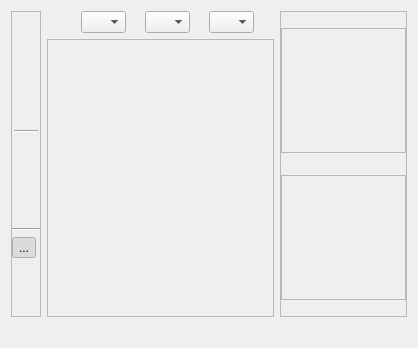
Old version of the form src/terralib/qt/widgets/rp/ui/RasterNavigatorWidgetForm.ui in the repository claudiobogossian/terralib5.
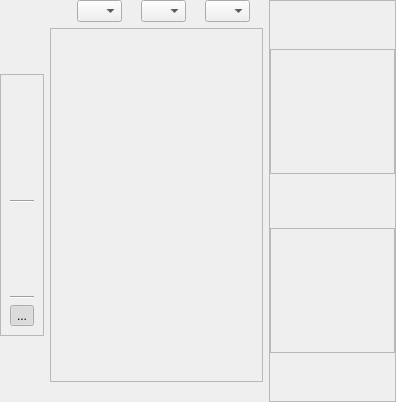
New version of the form.

Commit message: tie point enhancements

Diff of the .ui file:
```diff
--- a/src/terralib/qt/widgets/rp/ui/RasterNavigatorWidgetForm.ui
+++ b/src/terralib/qt/widgets/rp/ui/RasterNavigatorWidgetForm.ui
@@ -6,224 +6,22 @@
    <rect>
     <x>0</x>
     <y>0</y>
-    <width>418</width>
-    <height>348</height>
+    <width>396</width>
+    <height>402</height>
    </rect>
   </property>
   <property name="windowTitle">
    <string>Raster Navigator</string>
   </property>
-  <layout class="QGridLayout" name="gridLayout_13">
+  <layout class="QGridLayout" name="gridLayout_12">
+   <property name="margin">
+    <number>0</number>
+   </property>
    <item row="0" column="0">
-    <layout class="QGridLayout" name="gridLayout_12">
+    <layout class="QGridLayout" name="gridLayout_10">
      <item row="0" column="0">
-      <widget class="QFrame" name="m_toolsFrame">
-       <property name="sizePolicy">
-        <sizepolicy hsizetype="Fixed" vsizetype="Preferred">
-         <horstretch>0</horstretch>
-         <verstretch>0</verstretch>
-        </sizepolicy>
-       </property>
-       <property name="frameShape">
-        <enum>QFrame::StyledPanel</enum>
-       </property>
-       <property name="frameShadow">
-        <enum>QFrame::Raised</enum>
-       </property>
-       <layout class="QGridLayout" name="gridLayout_3">
-        <property name="margin">
-         <number>0</number>
-        </property>
-        <item row="0" column="0">
-         <layout class="QGridLayout" name="gridLayout_2">
-          <item row="3" column="0">
-           <widget class="QToolButton" name="m_extraDisplaysToolButton">
-            <property name="toolTip">
-             <string>Show Auxiliary Displays</string>
-            </property>
-            <property name="text">
-             <string>...</string>
-            </property>
-            <property name="checkable">
-             <bool>true</bool>
-            </property>
-            <property name="checked">
-             <bool>true</bool>
-            </property>
-            <property name="autoRaise">
-             <bool>true</bool>
-            </property>
-           </widget>
-          </item>
-          <item row="0" column="0">
-           <layout class="QGridLayout" name="gridLayout">
-            <property name="margin">
-             <number>2</number>
-            </property>
-            <item row="3" column="0">
-             <widget class="QToolButton" name="m_panActionToolButtontoolButton">
-              <property name="toolTip">
-               <string>Pan</string>
-              </property>
-              <property name="text">
-               <string/>
-              </property>
-              <property name="checkable">
-               <bool>true</bool>
-              </property>
-              <property name="autoExclusive">
-               <bool>true</bool>
-              </property>
-              <property name="autoRaise">
-               <bool>true</bool>
-              </property>
-             </widget>
-            </item>
-            <item row="5" column="0">
-             <widget class="QToolButton" name="m_pointActionToolButtontoolButton">
-              <property name="toolTip">
-               <string>Point Picker</string>
-              </property>
-              <property name="text">
-               <string/>
-              </property>
-              <property name="checkable">
-               <bool>true</bool>
-              </property>
-              <property name="autoExclusive">
-               <bool>true</bool>
-              </property>
-              <property name="autoRaise">
-               <bool>true</bool>
-              </property>
-             </widget>
-            </item>
-            <item row="6" column="0">
-             <widget class="QToolButton" name="m_geomActionToolButtontoolButton">
-              <property name="toolTip">
-               <string>Draw Polygon</string>
-              </property>
-              <property name="text">
-               <string/>
-              </property>
-              <property name="checkable">
-               <bool>true</bool>
-              </property>
-              <property name="autoExclusive">
-               <bool>true</bool>
-              </property>
-              <property name="autoRaise">
-               <bool>true</bool>
-              </property>
-             </widget>
-            </item>
-            <item row="4" column="0">
-             <widget class="Line" name="m_toolLine">
-              <property name="orientation">
-               <enum>Qt::Horizontal</enum>
-              </property>
-             </widget>
-            </item>
-            <item row="2" column="0">
-             <widget class="QToolButton" name="m_zoomOutActionToolButtontoolButton">
-              <property name="toolTip">
-               <string>Zoom Out</string>
-              </property>
-              <property name="text">
-               <string/>
-              </property>
-              <property name="checkable">
-               <bool>true</bool>
-              </property>
-              <property name="autoExclusive">
-               <bool>true</bool>
-              </property>
-              <property name="autoRaise">
-               <bool>true</bool>
-              </property>
-             </widget>
-            </item>
-            <item row="0" column="0">
-             <widget class="QToolButton" name="m_recomposeActionToolButton">
-              <property name="toolTip">
-               <string>Recompose</string>
-              </property>
-              <property name="text">
-               <string/>
-              </property>
-              <property name="autoRaise">
-               <bool>true</bool>
-              </property>
-             </widget>
-            </item>
-            <item row="1" column="0">
-             <widget class="QToolButton" name="m_zoomInActionToolButtontoolButton">
-              <property name="toolTip">
-               <string>Zoom In</string>
-              </property>
-              <property name="text">
-               <string/>
-              </property>
-              <property name="checkable">
-               <bool>true</bool>
-              </property>
-              <property name="autoExclusive">
-               <bool>true</bool>
-              </property>
-              <property name="autoRaise">
-               <bool>true</bool>
-              </property>
-             </widget>
-            </item>
-           </layout>
-          </item>
-          <item row="1" column="0">
-           <widget class="QToolButton" name="m_readPixelActionToolButton">
-            <property name="toolTip">
-             <string>Read Pixel</string>
-            </property>
-            <property name="text">
-             <string/>
-            </property>
-            <property name="checkable">
-             <bool>true</bool>
-            </property>
-            <property name="autoExclusive">
-             <bool>true</bool>
-            </property>
-            <property name="autoRaise">
-             <bool>true</bool>
-            </property>
-           </widget>
-          </item>
-          <item row="5" column="0">
-           <spacer name="verticalSpacer">
-            <property name="orientation">
-             <enum>Qt::Vertical</enum>
-            </property>
-            <property name="sizeHint" stdset="0">
-             <size>
-              <width>28</width>
-              <height>13</height>
-             </size>
-            </property>
-           </spacer>
-          </item>
-          <item row="2" column="0">
-           <widget class="Line" name="m_extraLine">
-            <property name="orientation">
-             <enum>Qt::Horizontal</enum>
-            </property>
-           </widget>
-          </item>
-         </layout>
-        </item>
-       </layout>
-      </widget>
-     </item>
-     <item row="0" column="1">
-      <layout class="QGridLayout" name="gridLayout_10">
-       <item row="0" column="0">
+      <layout class="QGridLayout" name="gridLayout_3">
+       <item row="0" column="1">
         <layout class="QGridLayout" name="gridLayout_9">
          <item row="0" column="0">
           <spacer name="horizontalSpacer">
@@ -327,6 +125,214 @@
         </layout>
        </item>
        <item row="1" column="0">
+        <layout class="QGridLayout" name="gridLayout_2">
+         <item row="0" column="0">
+          <spacer name="verticalSpacer">
+           <property name="orientation">
+            <enum>Qt::Vertical</enum>
+           </property>
+           <property name="sizeHint" stdset="0">
+            <size>
+             <width>20</width>
+             <height>40</height>
+            </size>
+           </property>
+          </spacer>
+         </item>
+         <item row="1" column="0">
+          <widget class="QFrame" name="m_toolsFrame">
+           <property name="sizePolicy">
+            <sizepolicy hsizetype="Fixed" vsizetype="Preferred">
+             <horstretch>0</horstretch>
+             <verstretch>0</verstretch>
+            </sizepolicy>
+           </property>
+           <property name="frameShape">
+            <enum>QFrame::StyledPanel</enum>
+           </property>
+           <property name="frameShadow">
+            <enum>QFrame::Raised</enum>
+           </property>
+           <layout class="QGridLayout" name="gridLayout">
+            <item row="0" column="0">
+             <widget class="QToolButton" name="m_recomposeActionToolButton">
+              <property name="toolTip">
+               <string>Recompose</string>
+              </property>
+              <property name="text">
+               <string/>
+              </property>
+              <property name="autoRaise">
+               <bool>true</bool>
+              </property>
+             </widget>
+            </item>
+            <item row="1" column="0">
+             <widget class="QToolButton" name="m_zoomInActionToolButtontoolButton">
+              <property name="toolTip">
+               <string>Zoom In</string>
+              </property>
+              <property name="text">
+               <string/>
+              </property>
+              <property name="checkable">
+               <bool>true</bool>
+              </property>
+              <property name="autoExclusive">
+               <bool>true</bool>
+              </property>
+              <property name="autoRaise">
+               <bool>true</bool>
+              </property>
+             </widget>
+            </item>
+            <item row="2" column="0">
+             <widget class="QToolButton" name="m_zoomOutActionToolButtontoolButton">
+              <property name="toolTip">
+               <string>Zoom Out</string>
+              </property>
+              <property name="text">
+               <string/>
+              </property>
+              <property name="checkable">
+               <bool>true</bool>
+              </property>
+              <property name="autoExclusive">
+               <bool>true</bool>
+              </property>
+              <property name="autoRaise">
+               <bool>true</bool>
+              </property>
+             </widget>
+            </item>
+            <item row="3" column="0">
+             <widget class="QToolButton" name="m_panActionToolButtontoolButton">
+              <property name="toolTip">
+               <string>Pan</string>
+              </property>
+              <property name="text">
+               <string/>
+              </property>
+              <property name="checkable">
+               <bool>true</bool>
+              </property>
+              <property name="autoExclusive">
+               <bool>true</bool>
+              </property>
+              <property name="autoRaise">
+               <bool>true</bool>
+              </property>
+             </widget>
+            </item>
+            <item row="4" column="0">
+             <widget class="Line" name="m_toolLine">
+              <property name="orientation">
+               <enum>Qt::Horizontal</enum>
+              </property>
+             </widget>
+            </item>
+            <item row="5" column="0">
+             <widget class="QToolButton" name="m_pointActionToolButtontoolButton">
+              <property name="toolTip">
+               <string>Point Picker</string>
+              </property>
+              <property name="text">
+               <string/>
+              </property>
+              <property name="checkable">
+               <bool>true</bool>
+              </property>
+              <property name="autoExclusive">
+               <bool>true</bool>
+              </property>
+              <property name="autoRaise">
+               <bool>true</bool>
+              </property>
+             </widget>
+            </item>
+            <item row="6" column="0">
+             <widget class="QToolButton" name="m_geomActionToolButtontoolButton">
+              <property name="toolTip">
+               <string>Draw Polygon</string>
+              </property>
+              <property name="text">
+               <string/>
+              </property>
+              <property name="checkable">
+               <bool>true</bool>
+              </property>
+              <property name="autoExclusive">
+               <bool>true</bool>
+              </property>
+              <property name="autoRaise">
+               <bool>true</bool>
+              </property>
+             </widget>
+            </item>
+            <item row="7" column="0">
+             <widget class="QToolButton" name="m_readPixelActionToolButton">
+              <property name="toolTip">
+               <string>Read Pixel</string>
+              </property>
+              <property name="text">
+               <string/>
+              </property>
+              <property name="checkable">
+               <bool>true</bool>
+              </property>
+              <property name="autoExclusive">
+               <bool>true</bool>
+              </property>
+              <property name="autoRaise">
+               <bool>true</bool>
+              </property>
+             </widget>
+            </item>
+            <item row="8" column="0">
+             <widget class="Line" name="m_extraLine">
+              <property name="orientation">
+               <enum>Qt::Horizontal</enum>
+              </property>
+             </widget>
+            </item>
+            <item row="9" column="0">
+             <widget class="QToolButton" name="m_extraDisplaysToolButton">
+              <property name="toolTip">
+               <string>Show Auxiliary Displays</string>
+              </property>
+              <property name="text">
+               <string>...</string>
+              </property>
+              <property name="checkable">
+               <bool>true</bool>
+              </property>
+              <property name="checked">
+               <bool>true</bool>
+              </property>
+              <property name="autoRaise">
+               <bool>true</bool>
+              </property>
+             </widget>
+            </item>
+           </layout>
+          </widget>
+         </item>
+         <item row="2" column="0">
+          <spacer name="verticalSpacer_5">
+           <property name="orientation">
+            <enum>Qt::Vertical</enum>
+           </property>
+           <property name="sizeHint" stdset="0">
+            <size>
+             <width>20</width>
+             <height>40</height>
+            </size>
+           </property>
+          </spacer>
+         </item>
+        </layout>
+       </item>
+       <item row="1" column="1">
         <widget class="QFrame" name="m_frame">
          <property name="sizePolicy">
           <sizepolicy hsizetype="MinimumExpanding" vsizetype="MinimumExpanding">
@@ -342,9 +348,19 @@
          </property>
         </widget>
        </item>
+       <item row="2" column="1">
+        <widget class="QLabel" name="m_label">
+         <property name="text">
+          <string/>
+         </property>
+         <property name="alignment">
+          <set>Qt::AlignCenter</set>
+         </property>
+        </widget>
+       </item>
       </layout>
      </item>
-     <item row="0" column="2">
+     <item row="0" column="1">
       <widget class="QFrame" name="m_extraDisplaysFrame">
        <property name="frameShape">
         <enum>QFrame::StyledPanel</enum>
@@ -467,16 +483,6 @@
        </layout>
       </widget>
      </item>
-     <item row="1" column="0" colspan="3">
-      <widget class="QLabel" name="m_label">
-       <property name="text">
-        <string/>
-       </property>
-       <property name="alignment">
-        <set>Qt::AlignCenter</set>
-       </property>
-      </widget>
-     </item>
     </layout>
    </item>
   </layout>
```
Left out of the diff: 3 changed lines with no effect on the pictures. The commit also changes 8 other files.
